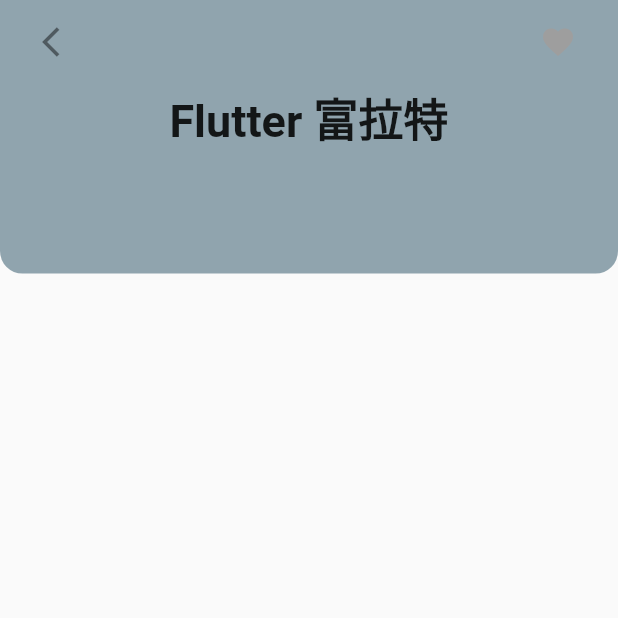
After one commit to Study-Flutter/study_helper, a Flutter app: the screen it shows after launch, after a tap on "Vocab", on a phone screen of 412 x 824 dp, the top half of it. The commit adds this screen. Run offline on Flutter 3.47's test engine with Material 2 defaults, Android fonts, the phone set to English and light mode, and no system bars; our stand-ins replace firebase_auth, firebase_core, font_awesome_flutter, lottie, showcaseview; missing offline and left inert: email_auth, flutter_login_facebook; accounts and stored records are empty; network calls fail.

Commit message:
add homescreen ui

```diff
--- a/lib/homePage.dart
+++ b/lib/homePage.dart
@@ -1,4 +1,7 @@
+import 'package:animations/animations.dart';
 import 'package:flutter/material.dart';
+import 'package:flutter_application_1/vocabPage.dart';
+import 'package:showcaseview/showcaseview.dart';
 
 class HomePage extends StatefulWidget {
   const HomePage({Key? key}) : super(key: key);
@@ -9,11 +12,49 @@ class HomePage extends StatefulWidget {
 
 class _HomePageState extends State<HomePage> {
   int _currentPage = 2;
+  TextEditingController taskInputController = TextEditingController();
+  List<String> todos = List.generate(0, (index) => "${index}");
+
+  @override
+  void initState() {
+    super.initState();
+  }
+
+  void addTask() {
+    showDialog<void>(
+      context: context,
+      builder: (BuildContext context) {
+        return AlertDialog(
+          shape: RoundedRectangleBorder(borderRadius: BorderRadius.circular(8)),
+          title: Text("增加新任務"),
+          content: TextField(
+            controller: taskInputController,
+            decoration: new InputDecoration(labelText: "請輸入任務名稱"),
+            keyboardType: TextInputType.text,
+          ),
+          actions: <Widget>[
+            TextButton(
+              onPressed: () {
+                setState(() {
+                  todos.add(taskInputController.text);
+                  taskInputController.text = '';
+                });
+                Navigator.of(context).pop();
+              },
+              child: Text("新增"),
+            )
+          ],
+        );
+      },
+    );
+  }
 
   @override
   Widget build(BuildContext context) {
     MediaQueryData queryData = MediaQuery.of(context);
     return Scaffold(
+      backgroundColor: Colors.brown[50],
+      resizeToAvoidBottomInset: false,
       body: SafeArea(
         child: Column(
           children: [
@@ -29,17 +70,13 @@ class _HomePageState extends State<HomePage> {
                     borderRadius:
                         BorderRadius.only(bottomRight: Radius.circular(12)),
                   ),
-                    child: Column(
-                      children: [
-                        ListTile(
+                  child: ListTile(
                     leading: CircleAvatar(
                       backgroundColor: Colors.grey[850],
                       child: Icon(Icons.person),
                     ),
                     title: Text('Richard'),
                     subtitle: Text('LV: 0'),
-                        ),
-                      ],
                   ),
                 ),
                 Container(
@@ -71,7 +108,55 @@ class _HomePageState extends State<HomePage> {
             SizedBox(
               height: queryData.size.height * 0.1,
             ),
-              Card(
+            Container(
+              height: queryData.size.height * 0.35,
+              decoration: BoxDecoration(
+                  borderRadius: BorderRadius.circular(15),
+                  color: Colors.blueGrey[600]),
+              child: Column(
+                children: [
+                  ListTile(
+                    title: Text(
+                      'Daliy task',
+                      style: TextStyle(fontWeight: FontWeight.bold),
+                    ),
+                  ),
+                  ListView.builder(
+                    shrinkWrap: true,
+                    physics: AlwaysScrollableScrollPhysics(),
+                    itemCount: todos.length,
+                    itemBuilder: (context, index) {
+                      return ListTile(
+                        leading: Icon(Icons.task),
+                        title: Text('${todos[index]}'),
+                        trailing: IconButton(
+                          splashRadius: 30,
+                          splashColor: Colors.blueGrey[300],
+                          onPressed: () => setState(() {
+                            todos.remove(todos[index]);
+                          }),
+                          icon: Icon(Icons.check),
+                        ),
+                      );
+                    },
+                  ),
+                  Align(
+                    alignment: Alignment.bottomRight,
+                    child: IconButton(
+                      onPressed: addTask,
+                      splashRadius: 12,
+                      splashColor: Colors.blueGrey[300],
+                      icon: Icon(Icons.add),
+                    ),
+                  ),
+                ],
+              ),
+            ),
+            OpenContainer(
+              transitionDuration: Duration(milliseconds: 500),
+              transitionType: ContainerTransitionType.fade,
+              closedBuilder: (BuildContext _, VoidCallback openCotainer) {
+                return Card(
                   shape: RoundedRectangleBorder(
                     borderRadius: BorderRadius.all(Radius.circular(15)),
                   ),
@@ -87,7 +172,7 @@ class _HomePageState extends State<HomePage> {
                           ),
                         ),
                         trailing: IconButton(
-                        icon: Icon(Icons.star),
+                          icon: Icon(Icons.favorite),
                           onPressed: null,
                         ),
                       ),
@@ -105,11 +190,19 @@ class _HomePageState extends State<HomePage> {
                           SizedBox(
                             width: 20,
                           ),
-                        ElevatedButton(onPressed: null, child: Text('Next')),
+                          ElevatedButton(
+                            onPressed: null,
+                            child: Text('Next'),
+                          ),
                         ],
                       ),
                     ],
                   ),
+                );
+              },
+              openBuilder: (BuildContext _, VoidCallback __) {
+                return VocabPage();
+              },
             ),
           ],
         ),
@@ -152,6 +245,7 @@ class _HomePageState extends State<HomePage> {
             backgroundColor: Colors.brown,
           ),
         ],
-        ));
+      ),
+    );
   }
 }
--- a/lib/splashScreen.dart
+++ b/lib/splashScreen.dart
@@ -23,6 +23,11 @@ class _SplashPageState extends State<SplashPage> {
   }
 
   @override
+  void dispose() {
+    super.dispose();
+  }
+
+  @override
   Widget build(BuildContext context) {
     return SafeArea(
       child: Container(
--- /dev/null
+++ b/lib/vocabPage.dart
@@ -0,0 +1,98 @@
+import 'package:flutter/material.dart';
+
+class VocabPage extends StatefulWidget {
+  const VocabPage({Key? key}) : super(key: key);
+
+  @override
+  _VocabPageState createState() => _VocabPageState();
+}
+
+class _VocabPageState extends State<VocabPage>
+    with SingleTickerProviderStateMixin {
+  bool isFav = false;
+  late AnimationController _controller;
+  late Animation colorAnimation;
+  @override
+  void initState() {
+    super.initState();
+
+    _controller =
+        AnimationController(duration: Duration(milliseconds: 500), vsync: this);
+
+    colorAnimation =
+        ColorTween(begin: Colors.grey, end: Colors.red).animate(_controller);
+
+    _controller.addListener(() {});
+
+    _controller.addStatusListener((status) {
+      if (status == AnimationStatus.completed) {
+        setState(() {
+          isFav = true;
+        });
+      }
+      if (status == AnimationStatus.dismissed) {
+        setState(() {
+          isFav = false;
+        });
+      }
+    });
+  }
+
+  @override
+  Widget build(BuildContext context) {
+    MediaQueryData queryData = MediaQuery.of(context);
+    return Scaffold(
+      body: SafeArea(
+        child: Column(
+          children: [
+            Container(
+              decoration: BoxDecoration(
+                borderRadius: BorderRadius.only(
+                  bottomLeft: Radius.circular(15),
+                  bottomRight: Radius.circular(15),
+                ),
+                color: Colors.blueGrey[300],
+              ),
+              child: Column(
+                children: [
+                  ListTile(
+                    leading: IconButton(
+                      onPressed: () => Navigator.pop(context),
+                      icon: Icon(Icons.arrow_back_ios),
+                    ),
+                    trailing: AnimatedBuilder(
+                      animation: _controller,
+                      builder: (BuildContext context, _) {
+                        return IconButton(
+                          onPressed: () {
+                            isFav
+                                ? _controller.reverse()
+                                : _controller.forward();
+                          },
+                          icon: Icon(
+                            Icons.favorite,
+                            color: colorAnimation.value as Color,
+                          ),
+                        );
+                      },
+                    ),
+                  ),
+                  Text(
+                    'Flutter 富拉特',
+                    style: TextStyle(fontSize: 30, fontWeight: FontWeight.bold),
+                  ),
+                  SizedBox(
+                    height: queryData.size.height * 0.1,
+                  )
+                ],
+              ),
+            ),
+            Container(
+              child: Text(''),
+            ),
+          ],
+        ),
+      ),
+    );
+  }
+}
--- a/pubspec.yaml
+++ b/pubspec.yaml
@@ -39,6 +39,8 @@ dependencies:
   flutter_login_facebook: ^1.0.1
   flutter_facebook_auth: "^3.5.0"
   lottie: ^1.1.0
+  animations: ^2.0.1
+  showcaseview: ^1.1.0
 
 dev_dependencies:
   flutter_test:
```
Also changed, not shown: pubspec.lock. Lines whose indentation alone changed are shown as unchanged.
